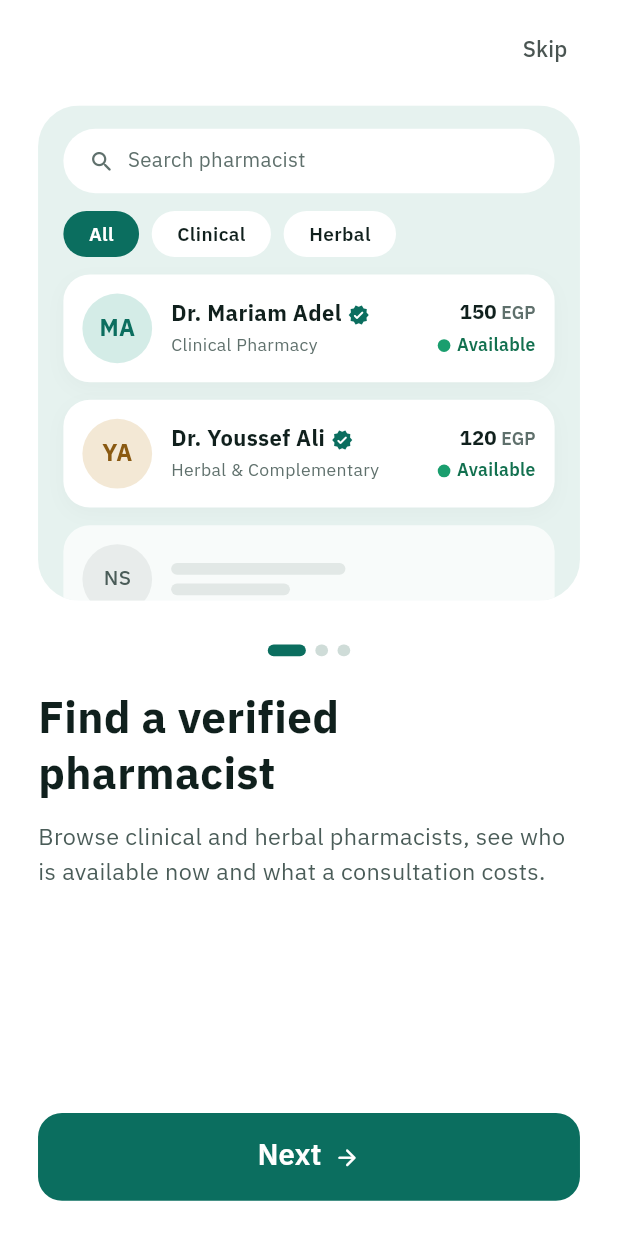
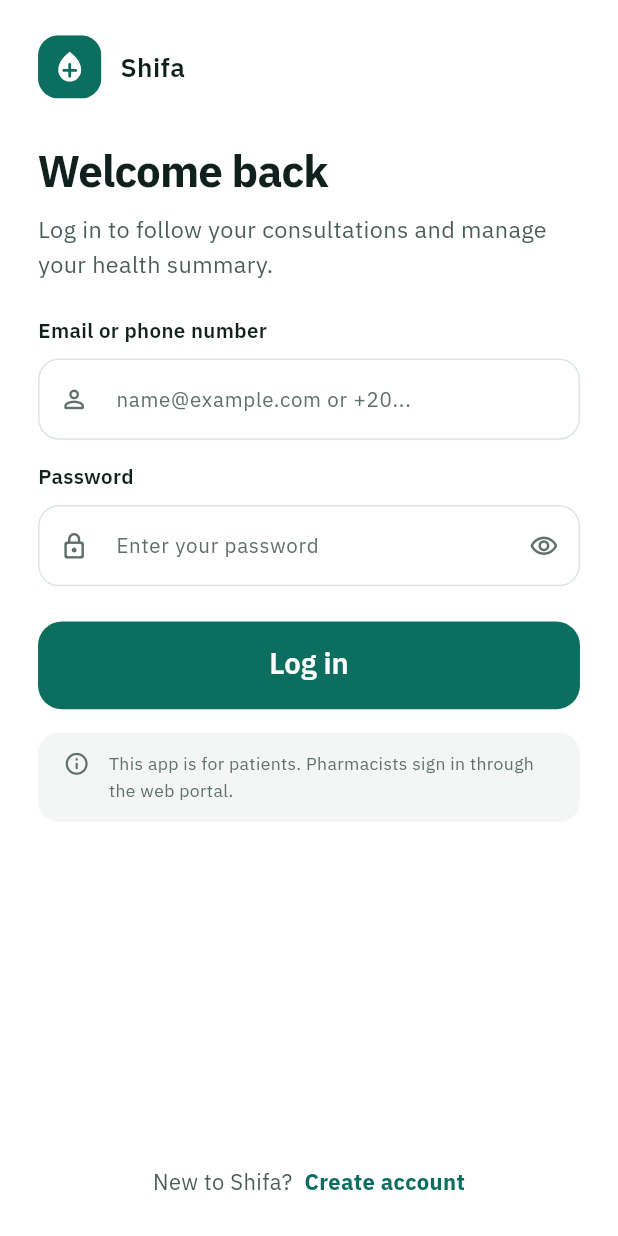
Before and after one commit to Seifeldin6/healthcare-erp, a Flutter app: the OnboardingScreen screen opened by its route, after a tap on "Skip", on a phone screen of 412 x 824 dp. Run offline on Flutter 3.47's test engine with Material 3 defaults, Android fonts, the phone set to English and light mode, and no system bars; our stand-ins replace flutter_animate, flutter_bloc, flutter_native_splash, flutter_screenutil, flutter_svg, get_it and 1 more; accounts and stored records are empty.

Commit message:
feat(auth): implement localized login screen UI and modular auth widgets
- Build LoginScreen with form validation, password visibility toggle, and error state handling
- Create reusable auth widgets (AuthBrandHeader, AuthFooterPrompt, LoginErrorBanner, PatientPortalNotice)
- Configure AppTextFormField and AppPrimaryButton with proper RTL/LTR text alignment
- Add English and Arabic localization keys for the authentication flow

```diff
--- a/mobile/lib/core/helpers/constants.dart
+++ b/mobile/lib/core/helpers/constants.dart
@@ -1,6 +1,7 @@
 abstract final class AppAssets {
   static const String _splashPath = 'assets/splash';
   static const String _onboardingPath = 'assets/onboarding';
+  static const String _authPath = 'assets/auth';
 
   // Splash
   static const String splashLogo = '$_splashPath/logo.png';
@@ -8,4 +9,7 @@ abstract final class AppAssets {
 
   // Onboarding
   static const String herbalLeafIcon = '$_onboardingPath/herbal_leaf_icon.svg';
+
+  // Auth
+  static const authBrandLogo = '$_authPath/brand_logo.svg';
 }
--- a/mobile/lib/core/routing/app_router.dart
+++ b/mobile/lib/core/routing/app_router.dart
@@ -1,4 +1,5 @@
 import 'package:flutter/material.dart';
+import 'package:healthcare_app/features/auth/presentation/screens/login_screen.dart';
 import 'package:healthcare_app/features/choose_language/presentation/screens/choose_language_screen.dart';
 import '../../features/onboarding/presentation/screens/onboarding_screen.dart';
 import '../../features/splash/presentation/screens/splash_screen.dart';
@@ -13,6 +14,8 @@ class AppRouter {
         return MaterialPageRoute(builder: (_) => const OnboardingScreen());
       case Routes.chooseLanguageScreen:
         return MaterialPageRoute(builder: (_) => const ChooseLanguageScreen());
+      case Routes.loginScreen:
+        return MaterialPageRoute(builder: (_) => const LoginScreen());
       default:
         return null;
     }
--- a/mobile/lib/core/routing/routes.dart
+++ b/mobile/lib/core/routing/routes.dart
@@ -2,4 +2,5 @@ class Routes {
   static const String splashScreen = '/';
   static const String onBoardingScreen = '/onBoardingScreen';
   static const String chooseLanguageScreen = '/chooseLanguageScreen';
+  static const String loginScreen = '/loginScreen';
 }
--- a/mobile/lib/core/theme/app_colors.dart
+++ b/mobile/lib/core/theme/app_colors.dart
@@ -35,4 +35,6 @@ abstract final class AppColors {
   static const Color conditionText = Color(0xFF33507A);
 
   static const Color languageOptionBg = Color(0xFFF7FAF9);
+  static const Color noticeBg = Color(0xFFF3F6F5);
+  static const Color errorBorder = Color(0xFFFECDCA);
 }
--- a/mobile/lib/core/theme/app_dimensions.dart
+++ b/mobile/lib/core/theme/app_dimensions.dart
@@ -5,7 +5,9 @@ abstract final class AppDimensions {
   static const double spacing12 = 12.0;
   static const double spacing16 = 16.0;
   static const double spacing24 = 24.0;
+  static const double spacing32 = 32.0;
 
   static const double fieldRadius = 14.0;
+  static const double cardRadius = 14.0;
   static const double buttonRadius = 16.0;
 }
--- a/mobile/lib/core/theme/font_weight_helper.dart
+++ b/mobile/lib/core/theme/font_weight_helper.dart
@@ -5,4 +5,5 @@ abstract final class FontWeightHelper {
   static const FontWeight medium = FontWeight.w500;
   static const FontWeight semiBold = FontWeight.w600;
   static const FontWeight bold = FontWeight.w700;
+  static const FontWeight extraBold = FontWeight.w800;
 }
--- /dev/null
+++ b/mobile/lib/core/widgets/app_text_form_field.dart
@@ -0,0 +1,71 @@
+import 'package:flutter/material.dart';
+import 'package:flutter_screenutil/flutter_screenutil.dart';
+import 'package:healthcare_app/core/helpers/extensions.dart';
+import 'package:healthcare_app/core/theme/app_dimensions.dart';
+import 'package:healthcare_app/core/theme/app_text_styles.dart';
+
+class AppTextFormField extends StatelessWidget {
+  const AppTextFormField({
+    super.key,
+    required this.label,
+    required this.hintText,
+    this.controller,
+    this.validator,
+    this.prefixIcon,
+    this.suffixIcon,
+    this.obscureText = false,
+    this.keyboardType,
+    this.textInputAction,
+    this.textDirection,
+    this.helperText,
+    this.hasError = false,
+    this.onChanged,
+  });
+
+  final String label;
+  final String hintText;
+  final TextEditingController? controller;
+  final String? Function(String?)? validator;
+  final Widget? prefixIcon;
+  final Widget? suffixIcon;
+  final bool obscureText;
+  final TextInputType? keyboardType;
+  final TextInputAction? textInputAction;
+  final TextDirection? textDirection;
+  final String? helperText;
+  final bool hasError;
+  final ValueChanged<String>? onChanged;
+
+  @override
+  Widget build(BuildContext context) {
+    final inputTheme = Theme.of(context).inputDecorationTheme;
+
+    return Column(
+      crossAxisAlignment: CrossAxisAlignment.start,
+      children: [
+        Text(label, style: AppTextStyles.label14InkSemiBold),
+        SizedBox(height: AppDimensions.spacing8.h),
+        TextFormField(
+          controller: controller,
+          validator: validator,
+          obscureText: obscureText,
+          keyboardType: keyboardType,
+          textInputAction: textInputAction,
+          textDirection: textDirection,
+          onChanged: onChanged,
+          style: AppTextStyles.body16InkRegular,
+          decoration: InputDecoration(
+            hintText: hintText,
+            hintStyle: AppTextStyles.label14MutedRegular,
+            helperText: ((!helperText.isNullOrEmpty())) ? helperText : null,
+            helperStyle: AppTextStyles.caption12MutedRegular,
+            prefixIcon: prefixIcon,
+            suffixIcon: suffixIcon,
+            enabledBorder: hasError ? inputTheme.errorBorder : null,
+            focusedBorder: hasError ? inputTheme.focusedErrorBorder : null,
+          ),
+        ),
+      ],
+    );
+  }
+}
--- a/mobile/lib/features/auth/presentation/screens/login_screen.dart
+++ b/mobile/lib/features/auth/presentation/screens/login_screen.dart
@@ -0,0 +1,159 @@
+import 'package:flutter/material.dart';
+import 'package:flutter_screenutil/flutter_screenutil.dart';
+import 'package:healthcare_app/core/theme/app_colors.dart';
+import 'package:healthcare_app/core/theme/app_dimensions.dart';
+import 'package:healthcare_app/core/theme/app_text_styles.dart';
+import 'package:healthcare_app/core/widgets/app_primary_button.dart';
+import 'package:healthcare_app/core/widgets/app_text_form_field.dart';
+import 'package:healthcare_app/features/auth/presentation/widgets/auth_brand_header.dart';
+import 'package:healthcare_app/features/auth/presentation/widgets/auth_footer_prompt.dart';
+import 'package:healthcare_app/features/auth/presentation/widgets/login_error_banner.dart';
+import 'package:healthcare_app/features/auth/presentation/widgets/patient_protal_notice.dart';
+import 'package:healthcare_app/generated/l10n.dart';
+
+class LoginScreen extends StatefulWidget {
+  const LoginScreen({super.key});
+
+  @override
+  State<LoginScreen> createState() => _LoginScreenState();
+}
+
+class _LoginScreenState extends State<LoginScreen> {
+  final _formKey = GlobalKey<FormState>();
+  final _emailOrPhoneController = TextEditingController();
+  final _passwordController = TextEditingController();
+
+  bool _isPasswordObscured = true;
+  bool _hasLoginError = false;
+
+  @override
+  void dispose() {
+    _emailOrPhoneController.dispose();
+    _passwordController.dispose();
+    super.dispose();
+  }
+
+  void _onSubmit() {
+    if (!(_formKey.currentState?.validate() ?? false)) return;
+  }
+
+  @override
+  Widget build(BuildContext context) {
+    final s = S.of(context);
+
+    return Scaffold(
+      backgroundColor: AppColors.surface,
+      body: SafeArea(
+        child: CustomScrollView(
+          slivers: [
+            SliverFillRemaining(
+              hasScrollBody: false,
+              child: Padding(
+                padding: EdgeInsets.symmetric(
+                  horizontal: AppDimensions.spacing24.w,
+                  vertical: AppDimensions.spacing24.h,
+                ),
+                child: Form(
+                  key: _formKey,
+                  child: Column(
+                    crossAxisAlignment: CrossAxisAlignment.start,
+                    children: [
+                      const AuthBrandHeader(),
+                      SizedBox(height: AppDimensions.spacing32.h),
+                      Text(
+                        s.loginWelcomeTitle,
+                        style: AppTextStyles.display30InkExtraBold,
+                      ),
+                      SizedBox(height: AppDimensions.spacing8.h),
+                      Text(
+                        s.loginWelcomeSubtitle,
+                        style: AppTextStyles.body16BodyRegular,
+                      ),
+                      if (_hasLoginError) ...[
+                        SizedBox(height: AppDimensions.spacing24.h),
+                        const LoginErrorBanner(),
+                      ],
+                      SizedBox(height: AppDimensions.spacing24.h),
+                      AppTextFormField(
+                        controller: _emailOrPhoneController,
+                        label: s.emailOrPhoneLabel,
+                        hintText: s.emailOrPhoneHint,
+                        helperText: s.emailOrPhoneLtrHelper,
+                        textDirection: TextDirection.ltr,
+                        keyboardType: TextInputType.emailAddress,
+                        textInputAction: TextInputAction.next,
+                        hasError: _hasLoginError,
+                        prefixIcon: Icon(
+                          Icons.person_outline_rounded,
+                          color: AppColors.muted,
+                          size: 20.sp,
+                        ),
+                        validator: (value) {
+                          if (value == null || value.trim().isEmpty) {
+                            return s.emailOrPhoneRequiredError;
+                          }
+                          return null;
+                        },
+                      ),
+                      SizedBox(height: AppDimensions.spacing16.h),
+                      AppTextFormField(
+                        controller: _passwordController,
+                        label: s.passwordLabel,
+                        hintText: s.passwordHint,
+                        obscureText: _isPasswordObscured,
+                        textDirection: TextDirection.ltr,
+                        textInputAction: TextInputAction.done,
+                        hasError: _hasLoginError,
+                        prefixIcon: Icon(
+                          Icons.lock_outline_rounded,
+                          color: AppColors.muted,
+                          size: 20.sp,
+                        ),
+                        suffixIcon: IconButton(
+                          onPressed: () {
+                            setState(() {
+                              _isPasswordObscured = !_isPasswordObscured;
+                            });
+                          },
+                          icon: Icon(
+                            _isPasswordObscured
+                                ? Icons.visibility_outlined
+                                : Icons.visibility_off_outlined,
+                            color: AppColors.muted,
+                            size: 20.sp,
+                          ),
+                        ),
+                        validator: (value) {
+                          if (value == null || value.isEmpty) {
+                            return s.passwordRequiredError;
+                          }
+                          return null;
+                        },
+                      ),
+                      SizedBox(height: AppDimensions.spacing24.h),
+                      AppPrimaryButton(
+                        text: _hasLoginError ? s.tryAgainButton : s.loginButton,
+                        onPressed: _onSubmit,
+                      ),
+                      if (!_hasLoginError) ...[
+                        SizedBox(height: AppDimensions.spacing16.h),
+                        const PatientPortalNotice(),
+                      ],
+                      const Spacer(),
+                      SizedBox(height: AppDimensions.spacing24.h),
+                      AuthFooterPrompt(
+                        leadingText: s.newToShifa,
+                        actionText: s.createAccount,
+                        onActionTap: () {},
+                      ),
+                    ],
+                  ),
+                ),
+              ),
+            ),
+          ],
+        ),
+      ),
+    );
+  }
+}
--- /dev/null
+++ b/mobile/lib/features/auth/presentation/widgets/auth_brand_header.dart
@@ -0,0 +1,32 @@
+import 'package:flutter/material.dart';
+import 'package:flutter_screenutil/flutter_screenutil.dart';
+import 'package:flutter_svg/svg.dart';
+import 'package:healthcare_app/core/helpers/constants.dart';
+import 'package:healthcare_app/core/theme/app_dimensions.dart';
+import 'package:healthcare_app/core/theme/app_text_styles.dart';
+import 'package:healthcare_app/generated/l10n.dart';
+
+class AuthBrandHeader extends StatelessWidget {
+  const AuthBrandHeader({super.key});
+
+  @override
+  Widget build(BuildContext context) {
+    final s = S.of(context);
+
+    return Row(
+      mainAxisSize: MainAxisSize.min,
+      children: [
+        SvgPicture.asset(
+          AppAssets.authBrandLogo,
+          width: 40.w,
+          height: 40.w,
+        ),
+        SizedBox(width: AppDimensions.spacing12.w),
+        Text(
+          s.appName,
+          style: AppTextStyles.heading18InkSemiBold,
+        ),
+      ],
+    );
+  }
+}
--- /dev/null
+++ b/mobile/lib/features/auth/presentation/widgets/auth_footer_prompt.dart
@@ -0,0 +1,41 @@
+import 'package:flutter/material.dart';
+import 'package:flutter_screenutil/flutter_screenutil.dart';
+import 'package:healthcare_app/core/theme/app_text_styles.dart';
+
+class AuthFooterPrompt extends StatelessWidget {
+  const AuthFooterPrompt({
+    super.key,
+    required this.leadingText,
+    required this.actionText,
+    required this.onActionTap,
+  });
+
+  final String leadingText;
+  final String actionText;
+  final VoidCallback onActionTap;
+
+  @override
+  Widget build(BuildContext context) {
+    return Row(
+      mainAxisAlignment: MainAxisAlignment.center,
+      children: [
+        Text(
+          leadingText,
+          style: AppTextStyles.label15BodyRegular,
+        ),
+        SizedBox(width: 4.w),
+        GestureDetector(
+          onTap: onActionTap,
+          behavior: HitTestBehavior.opaque,
+          child: Padding(
+            padding: EdgeInsets.symmetric(vertical: 4.h),
+            child: Text(
+              actionText,
+              style: AppTextStyles.label15PrimaryBold,
+            ),
+          ),
+        ),
+      ],
+    );
+  }
+}
--- /dev/null
+++ b/mobile/lib/features/auth/presentation/widgets/login_error_banner.dart
@@ -0,0 +1,57 @@
+import 'package:flutter/material.dart';
+import 'package:flutter_screenutil/flutter_screenutil.dart';
+import 'package:healthcare_app/core/theme/app_colors.dart';
+import 'package:healthcare_app/core/theme/app_dimensions.dart';
+import 'package:healthcare_app/core/theme/app_text_styles.dart';
+import 'package:healthcare_app/generated/l10n.dart';
+
+class LoginErrorBanner extends StatelessWidget {
+  const LoginErrorBanner({super.key});
+
+  @override
+  Widget build(BuildContext context) {
+    final s = S.of(context);
+
+    return Container(
+      width: double.infinity,
+      padding: EdgeInsets.all(AppDimensions.spacing16.w),
+      decoration: BoxDecoration(
+        color: AppColors.errorTint,
+        borderRadius: BorderRadius.circular(AppDimensions.cardRadius.r),
+        border: Border.all(color: AppColors.errorBorder),
+      ),
+      child: Row(
+        crossAxisAlignment: CrossAxisAlignment.start,
+        children: [
+          Icon(
+            Icons.error_outline_rounded,
+            color: AppColors.error,
+            size: 20.sp,
+          ),
+          SizedBox(width: AppDimensions.spacing12.w),
+          Expanded(
+            child: Column(
+              crossAxisAlignment: CrossAxisAlignment.start,
+              children: [
+                Text(
+                  s.loginErrorTitle,
+                  style: AppTextStyles.label14InkBold.copyWith(
+                    color: AppColors.error,
+                  ),
+                ),
+                SizedBox(height: AppDimensions.spacing4.h),
+                Text(
+                  s.loginErrorDescription,
+                  style: AppTextStyles.caption13MutedRegular.copyWith(
+                    color: AppColors.error,
+                    height: 18 / 13,
+                  ),
+                ),
+              ],
+            ),
+          ),
+        ],
+      ),
+    );
+  }
+}
--- /dev/null
+++ b/mobile/lib/features/auth/presentation/widgets/patient_protal_notice.dart
@@ -0,0 +1,46 @@
+import 'package:flutter/material.dart';
+import 'package:flutter_screenutil/flutter_screenutil.dart';
+import 'package:healthcare_app/core/theme/app_colors.dart';
+import 'package:healthcare_app/core/theme/app_dimensions.dart';
+import 'package:healthcare_app/core/theme/app_text_styles.dart';
+import 'package:healthcare_app/generated/l10n.dart';
+
+class PatientPortalNotice extends StatelessWidget {
+  const PatientPortalNotice({super.key});
+
+  @override
+  Widget build(BuildContext context) {
+    final s = S.of(context);
+
+    return Container(
+      width: double.infinity,
+      padding: EdgeInsets.symmetric(
+        horizontal: AppDimensions.spacing16.w,
+        vertical: AppDimensions.spacing12.h,
+      ),
+      decoration: BoxDecoration(
+        color: AppColors.noticeBg,
+        borderRadius: BorderRadius.circular(AppDimensions.cardRadius.r),
+      ),
+      child: Row(
+        crossAxisAlignment: CrossAxisAlignment.start,
+        children: [
+          Icon(
+            Icons.info_outline_rounded,
+            color: AppColors.muted,
+            size: 18.sp,
+          ),
+          SizedBox(width: AppDimensions.spacing12.w),
+          Expanded(
+            child: Text(
+              s.patientPortalNotice,
+              style: AppTextStyles.caption12MutedRegular.copyWith(
+                height: 18 / 12,
+              ),
+            ),
+          ),
+        ],
+      ),
+    );
+  }
+}
--- a/mobile/lib/features/choose_language/presentation/screens/choose_language_screen.dart
+++ b/mobile/lib/features/choose_language/presentation/screens/choose_language_screen.dart
@@ -13,7 +13,7 @@ class ChooseLanguageScreen extends StatelessWidget {
   void _onLanguageChosen(BuildContext context, String languageCode) async {
     await context.read<LocaleCubit>().changeLocale(languageCode);
     if (!context.mounted) return;
-    context.pushReplacementNamed(Routes.splashScreen);
+    context.pushReplacementNamed(Routes.onBoardingScreen);
   }
 
   @override
--- a/mobile/lib/features/onboarding/presentation/screens/onboarding_screen.dart
+++ b/mobile/lib/features/onboarding/presentation/screens/onboarding_screen.dart
@@ -1,6 +1,8 @@
 import 'package:flutter/material.dart';
 import 'package:flutter/services.dart';
 import 'package:flutter_screenutil/flutter_screenutil.dart';
+import 'package:healthcare_app/core/helpers/extensions.dart';
+import 'package:healthcare_app/core/routing/routes.dart';
 import 'package:healthcare_app/core/theme/app_colors.dart';
 import 'package:healthcare_app/core/theme/app_dimensions.dart';
 import 'package:healthcare_app/core/widgets/app_primary_button.dart';
@@ -37,7 +39,9 @@ class _OnboardingScreenState extends State<OnboardingScreen> {
     }
   }
 
-  void _onSkip() {}
+  void _onSkip() {
+    context.pushReplacementNamed(Routes.loginScreen);
+  }
 
   void _onNext() {
     if (_currentIndex < 2) {
@@ -45,7 +49,9 @@ class _OnboardingScreenState extends State<OnboardingScreen> {
         duration: const Duration(milliseconds: 300),
         curve: Curves.easeInOut,
       );
-    } else {}
+    } else {
+      context.pushReplacementNamed(Routes.loginScreen);
+    }
   }
 
   @override
--- a/mobile/lib/l10n/intl_ar.arb
+++ b/mobile/lib/l10n/intl_ar.arb
@@ -58,5 +58,21 @@
     "languageArabicOption": "العربية",
     "languageEnglishOption": "English",
     "chooseLanguageHintAr": "يمكنك تغيير اللغة لاحقًا من الإعدادات",
-    "chooseLanguageHintEn": "You can change it later in Settings"
+    "chooseLanguageHintEn": "You can change it later in Settings",
+    "loginWelcomeTitle": "مرحبًا بعودتك",
+    "loginWelcomeSubtitle": "سجّل الدخول لمتابعة استشاراتك وإدارة ملخصك الصحي.",
+    "emailOrPhoneLabel": "البريد الإلكتروني أو رقم الهاتف",
+    "emailOrPhoneHint": "name@example.com",
+    "emailOrPhoneLtrHelper": "يُكتب البريد ورقم الهاتف من اليسار إلى اليمين.",
+    "passwordLabel": "كلمة المرور",
+    "passwordHint": "••••••••",
+    "loginButton": "تسجيل الدخول",
+    "tryAgainButton": "حاول مرة أخرى",
+    "loginErrorTitle": "تعذّر تسجيل الدخول",
+    "loginErrorDescription": "البريد الإلكتروني أو رقم الهاتف أو كلمة المرور غير صحيحة. تحقّق منها وحاول مرة أخرى.",
+    "patientPortalNotice": "هذا التطبيق مخصص للمرضى. يسجّل الصيادلة الدخول عبر بوابة الويب.",
+    "newToShifa": "جديد على شفاء؟ ",
+    "createAccount": "إنشاء حساب",
+    "emailOrPhoneRequiredError": "يرجى إدخال البريد الإلكتروني أو رقم الهاتف",
+    "passwordRequiredError": "يرجى إدخال كلمة المرور"
 }
--- a/mobile/lib/l10n/intl_en.arb
+++ b/mobile/lib/l10n/intl_en.arb
@@ -58,5 +58,21 @@
     "languageArabicOption": "العربية",
     "languageEnglishOption": "English",
     "chooseLanguageHintAr": "يمكنك تغيير اللغة لاحقًا من الإعدادات",
-    "chooseLanguageHintEn": "You can change it later in Settings"
+    "chooseLanguageHintEn": "You can change it later in Settings",
+    "loginWelcomeTitle": "Welcome back",
+    "loginWelcomeSubtitle": "Log in to follow your consultations and manage your health summary.",
+    "emailOrPhoneLabel": "Email or phone number",
+    "emailOrPhoneHint": "name@example.com or +20...",
+    "emailOrPhoneLtrHelper": "",
+    "passwordLabel": "Password",
+    "passwordHint": "Enter your password",
+    "loginButton": "Log in",
+    "tryAgainButton": "Try again",
+    "loginErrorTitle": "We couldn't log you in",
+    "loginErrorDescription": "The email, phone number or password is incorrect. Check them and try again.",
+    "patientPortalNotice": "This app is for patients. Pharmacists sign in through the web portal.",
+    "newToShifa": "New to Shifa? ",
+    "createAccount": "Create account",
+    "emailOrPhoneRequiredError": "Please enter your email or phone number",
+    "passwordRequiredError": "Please enter your password"
 }
```
Also changed, not shown: mobile/assets/auth/brand_logo.svg (added), mobile/lib/core/widgets/app_text_field.dart (deleted), mobile/lib/generated/intl/messages_ar.dart, mobile/lib/generated/intl/messages_en.dart, mobile/lib/generated/l10n.dart.
